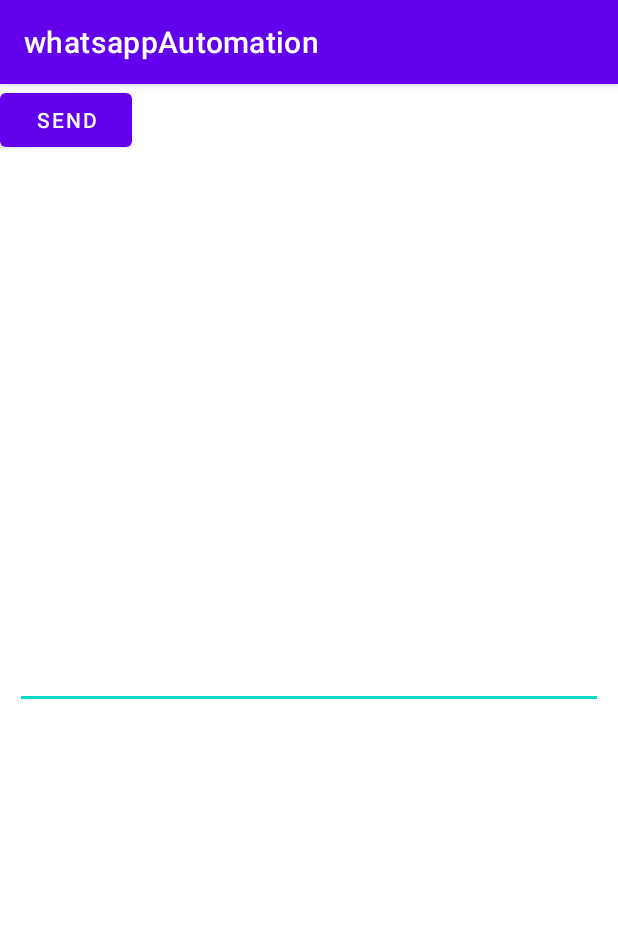
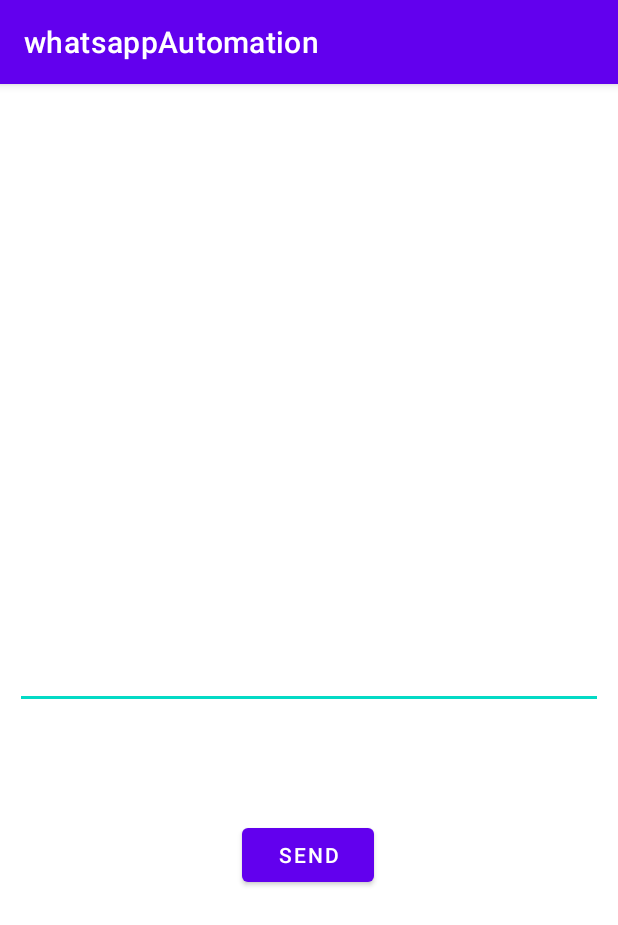
Before and after one commit to priyanka-bhoir/whatsappAutomation, an Android app: the screen it shows after launch (MainActivity), on a phone screen of 412 x 824 dp. Shown: the top 925 px of the screen. Run offline under Robolectric (Android 15) with nearby library versions, the phone set to English and light mode, and no system bars.

Commit message:
this is the end

```diff
--- a/app/src/main/res/layout/activity_main.xml
+++ b/app/src/main/res/layout/activity_main.xml
@@ -22,8 +22,12 @@
         android:layout_width="wrap_content"
         android:layout_height="wrap_content"
         android:text="Send"
-        tools:layout_editor_absoluteX="161dp"
-        tools:layout_editor_absoluteY="429dp" />
+        app:layout_constraintBottom_toBottomOf="parent"
+        app:layout_constraintEnd_toEndOf="parent"
+        app:layout_constraintHorizontal_bias="0.498"
+        app:layout_constraintStart_toStartOf="parent"
+        app:layout_constraintTop_toBottomOf="@+id/edittxt"
+        app:layout_constraintVertical_bias="0.242" />
 
 
 </androidx.constraintlayout.widget.ConstraintLayout>
```
